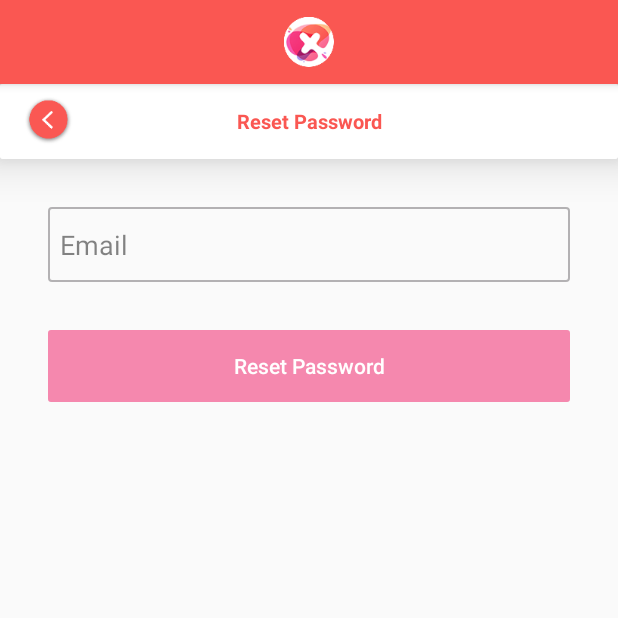
After one commit to candakzi/ixirusAndroid, an Android app: the ForgotPasswordActivity screen opened directly, with no data from a screen before it, on a phone screen of 412 x 824 dp, the top half of it. The commit adds this screen. Run offline under Robolectric (Android 15) with nearby library versions, the phone set to English and light mode, and no system bars; our stand-ins replace Volley; network calls fail.

Commit message:
Dev Plan Edit--- Forgot Pass

```diff
--- a/app/src/main/AndroidManifest.xml
+++ b/app/src/main/AndroidManifest.xml
@@ -12,7 +12,8 @@
         android:roundIcon="@mipmap/ixirus_logo"
         android:supportsRtl="true"
         android:theme="@style/AppTheme">
-        <activity android:name=".ui.Settings.SettingsActivity"></activity>
+        <activity android:name=".ui.ForgotPasswordActivity"></activity>
+        <activity android:name=".ui.Settings.SettingsActivity" />
         <activity android:name=".ui.Disc.DiscInviteActivity" />
 
         <service
--- /dev/null
+++ b/app/src/main/java/com/example/ixirus/ui/ForgotPasswordActivity.java
@@ -0,0 +1,190 @@
+package com.example.ixirus.ui;
+
+import androidx.appcompat.app.ActionBar;
+import androidx.appcompat.app.AlertDialog;
+import androidx.appcompat.app.AppCompatActivity;
+import androidx.core.content.ContextCompat;
+
+import android.content.DialogInterface;
+import android.content.Intent;
+import android.os.Bundle;
+import android.text.Editable;
+import android.text.TextWatcher;
+import android.util.DisplayMetrics;
+import android.view.Display;
+import android.view.View;
+import android.widget.Button;
+import android.widget.EditText;
+import android.widget.ImageView;
+import android.widget.LinearLayout;
+import android.widget.TextView;
+import android.widget.Toast;
+
+import com.android.volley.AuthFailureError;
+import com.android.volley.NetworkError;
+import com.android.volley.NoConnectionError;
+import com.android.volley.ParseError;
+import com.android.volley.Request;
+import com.android.volley.RequestQueue;
+import com.android.volley.Response;
+import com.android.volley.ServerError;
+import com.android.volley.TimeoutError;
+import com.android.volley.VolleyError;
+import com.android.volley.toolbox.StringRequest;
+import com.android.volley.toolbox.Volley;
+import com.example.ixirus.LanguageHelper;
+import com.example.ixirus.R;
+import com.example.ixirus.ui.Settings.SettingsActivity;
+
+import java.util.HashMap;
+import java.util.Map;
+import java.util.regex.Matcher;
+import java.util.regex.Pattern;
+
+public class ForgotPasswordActivity extends AppCompatActivity implements TextWatcher {
+    private EditText emailEdit;
+    private Button resetPassButton;
+
+    @Override
+    protected void onCreate(Bundle savedInstanceState) {
+        super.onCreate(savedInstanceState);
+        setContentView(R.layout.activity_forgot_password);
+        final TextView tv = (TextView) findViewById(R.id.textView2);
+        ImageView imageView = findViewById(R.id.buttonBack);
+
+        emailEdit = findViewById(R.id.editTextEmail);
+        emailEdit.addTextChangedListener(this);
+
+        resetPassButton = findViewById(R.id.button);
+
+        getSupportActionBar().setHomeButtonEnabled(true);
+        getSupportActionBar().setDisplayHomeAsUpEnabled(true);
+        ImageView imgView = new ImageView(this);
+        imgView.setLayoutParams(new LinearLayout.LayoutParams(LinearLayout.LayoutParams.FILL_PARENT, LinearLayout.LayoutParams.WRAP_CONTENT));
+        imgView.setImageResource(R.mipmap.ixirus_logo);
+        getSupportActionBar().setDisplayOptions(ActionBar.DISPLAY_SHOW_CUSTOM);
+        getSupportActionBar().setCustomView(imgView);
+
+        Display display = getWindowManager().getDefaultDisplay();
+        DisplayMetrics outMetrics = new DisplayMetrics();
+        display.getMetrics(outMetrics);
+        float density = getResources().getDisplayMetrics().density;
+
+        tv.setTextSize(9 * density);
+
+        imageView.setOnClickListener(new View.OnClickListener() {
+            @Override
+            public void onClick(View v) {
+                onBackPressed();
+            }
+        });
+
+        resetPassButton.setOnClickListener(new View.OnClickListener() {
+            @Override
+            public void onClick(View v) {
+                String email = emailEdit.getText().toString().trim();
+                StringRequest jsonObjRequest = new StringRequest(Request.Method.GET, "https://ixirus.azurewebsites.net/api/auth/forgotpasswithemail?email="+email, new Response.Listener<String>() {
+                    @Override
+                    public void onResponse(String response) {
+                        AlertDialog.Builder builder = new AlertDialog.Builder(ForgotPasswordActivity.this);
+                        builder.setTitle(getString(R.string.forgot_pass_title));
+                        builder.setMessage(getString(R.string.forgot_pass_body))
+                                .setCancelable(false)
+                                .setPositiveButton("OK", new DialogInterface.OnClickListener() {
+                                    public void onClick(DialogInterface dialog, int id) {
+                                        dialog.cancel();
+                                    }
+                                });
+                        AlertDialog alert = builder.create();
+                        alert.show();
+                    }
+                }, new Response.ErrorListener() {
+
+                    @Override
+                    public void onErrorResponse(VolleyError error) {
+                        if (error instanceof NetworkError) {
+                            Toast.makeText(getBaseContext(), getResources().getString(R.string.network_error), Toast.LENGTH_SHORT).show();
+                        } else if (error instanceof ServerError) {
+                            Toast.makeText(getBaseContext(), getResources().getString(R.string.server_error), Toast.LENGTH_SHORT).show();
+                        } else if (error instanceof ParseError) {
+                            Toast.makeText(getBaseContext(), getResources().getString(R.string.parse_error), Toast.LENGTH_SHORT).show();
+                        } else if (error instanceof NoConnectionError) {
+                            Toast.makeText(getBaseContext(), getResources().getString(R.string.server_error), Toast.LENGTH_SHORT).show();
+                        } else if (error instanceof TimeoutError) {
+                            Toast.makeText(getBaseContext(), getResources().getString(R.string.timeout_error), Toast.LENGTH_SHORT).show();
+                        } else if (error.networkResponse.statusCode == 401) {
+                            Intent intent = new Intent(getBaseContext(), BaseScreenActivity.class);
+                            startActivity(intent);
+                        } else {
+                            Toast.makeText(getBaseContext(), getResources().getString(R.string.click_list_ico), Toast.LENGTH_SHORT).show();
+                        }
+                    }
+                }) {
+                    @Override
+                    public Map<String, String> getHeaders() throws AuthFailureError {
+                        Map<String, String> headers = new HashMap<>();
+                        headers.put("langType", new LanguageHelper().getLanguage());
+                        return headers;
+                    }
+                };
+
+                RequestQueue queue = Volley.newRequestQueue(getBaseContext());
+                queue.add(jsonObjRequest);
+            }
+        });
+    }
+
+    @Override
+    public void beforeTextChanged(CharSequence s, int start, int count, int after) {
+
+    }
+
+    @Override
+    public void onTextChanged(CharSequence s, int start, int before, int count) {
+
+    }
+
+    @Override
+    public void afterTextChanged(Editable s) {
+        if (s == emailEdit.getEditableText()) {
+            if (!isEmailValid(s.toString())) {
+                emailEdit.setBackground(ContextCompat.getDrawable(getBaseContext(), R.drawable.sign_up_text_background_error));
+                getStatusOfButton();
+            } else {
+                emailEdit.setBackground(ContextCompat.getDrawable(getBaseContext(), R.drawable.forgot_pass_edittext));
+                getStatusOfButton();
+            }
+        }
+    }
+
+    private void getStatusOfButton() {
+        if (!isEmailValid(emailEdit.getText().toString().trim())) {
+            resetPassButton.setBackgroundResource(R.drawable.rounded_corner_button_sign_up_error);
+            resetPassButton.setEnabled(false);
+        } else {
+            resetPassButton.setBackgroundResource(R.drawable.rounded_corner_button_sign_up);
+            resetPassButton.setEnabled(true);
+        }
+    }
+
+
+    public boolean isEmailValid(String email) {
+        String regExpn =
+                "^(([\\w-]+\\.)+[\\w-]+|([a-zA-Z]{1}|[\\w-]{2,}))@"
+                        + "((([0-1]?[0-9]{1,2}|25[0-5]|2[0-4][0-9])\\.([0-1]?"
+                        + "[0-9]{1,2}|25[0-5]|2[0-4][0-9])\\."
+                        + "([0-1]?[0-9]{1,2}|25[0-5]|2[0-4][0-9])\\.([0-1]?"
+                        + "[0-9]{1,2}|25[0-5]|2[0-4][0-9])){1}|"
+                        + "([a-zA-Z]+[\\w-]+\\.)+[a-zA-Z]{2,4})$";
+
+        CharSequence inputStr = email;
+
+        Pattern pattern = Pattern.compile(regExpn, Pattern.CASE_INSENSITIVE);
+        Matcher matcher = pattern.matcher(inputStr);
+
+        if (matcher.matches())
+            return true;
+        else
+            return false;
+    }
+}
--- /dev/null
+++ b/app/src/main/res/drawable/forgot_pass_edittext.xml
@@ -0,0 +1,16 @@
+<?xml version="1.0" encoding="utf-8"?>
+<shape xmlns:android="http://schemas.android.com/apk/res/android" >
+    <stroke
+        android:width="1dp"
+        android:color="@color/button_grey" />
+
+    <solid android:color="@android:color/transparent" />
+
+    <padding
+        android:left="1dp"
+        android:right="1dp"
+        android:bottom="1dp"
+        android:top="1dp" />
+
+    <corners android:radius="2dp" />
+</shape>
--- /dev/null
+++ b/app/src/main/res/drawable/rounded_corner_button_sign_up_error.xml
@@ -0,0 +1,16 @@
+<?xml version="1.0" encoding="utf-8"?>
+<shape xmlns:android="http://schemas.android.com/apk/res/android" >
+    <stroke
+        android:width="1dp"
+        android:color="@color/sign_up_error_button_color" />
+
+    <solid android:color="@color/sign_up_error_button_color" />
+
+    <padding
+        android:left="1dp"
+        android:right="1dp"
+        android:bottom="1dp"
+        android:top="1dp" />
+
+    <corners android:radius="1dp" />
+</shape>
--- /dev/null
+++ b/app/src/main/res/layout/activity_forgot_password.xml
@@ -0,0 +1,87 @@
+<?xml version="1.0" encoding="utf-8"?>
+<androidx.constraintlayout.widget.ConstraintLayout xmlns:android="http://schemas.android.com/apk/res/android"
+    android:id="@+id/rootView"
+    xmlns:app="http://schemas.android.com/apk/res-auto"
+    xmlns:tools="http://schemas.android.com/tools"
+    android:layout_width="match_parent"
+    android:layout_height="match_parent"
+    tools:context=".ui.ForgotPasswordActivity">
+
+    <androidx.cardview.widget.CardView
+        android:id="@+id/cardView"
+        android:layout_width="match_parent"
+        android:layout_height="50dp"
+        android:elevation="15dp"
+        android:translationZ="15dp"
+        app:layout_constraintEnd_toEndOf="parent"
+        app:layout_constraintStart_toStartOf="parent"
+        app:layout_constraintTop_toTopOf="parent">
+
+        <TextView
+            android:id="@+id/textView2"
+            android:layout_width="fill_parent"
+            android:layout_height="match_parent"
+            android:background="@android:color/white"
+            android:gravity="center"
+            android:text="@string/reset_password"
+            android:textColor="@color/colorPrimary"
+            android:textSize="@dimen/create_dev_plan_size"
+
+            android:textStyle="bold"
+            app:layout_constraintBottom_toTopOf="@+id/listView"
+            app:layout_constraintEnd_toStartOf="@+id/listView"
+            app:layout_constraintStart_toStartOf="parent"
+            app:layout_constraintTop_toTopOf="parent"
+
+            />
+
+        <androidx.appcompat.widget.AppCompatImageView
+            android:id="@+id/buttonBack"
+            android:layout_width="wrap_content"
+            android:layout_height="wrap_content"
+            android:layout_gravity="center_vertical|start"
+            android:layout_marginStart="16dp"
+            android:src="@mipmap/back_arrow"
+            app:layout_constraintEnd_toEndOf="parent"
+            app:layout_constraintStart_toStartOf="parent" />
+
+    </androidx.cardview.widget.CardView>
+
+
+    <EditText
+        android:id="@+id/editTextEmail"
+        android:layout_width="match_parent"
+        android:layout_height="50dp"
+        android:layout_marginStart="32dp"
+        android:layout_marginTop="32dp"
+        android:layout_marginEnd="32dp"
+        android:alpha="0.8"
+        android:ems="10"
+        android:background="@drawable/forgot_pass_edittext"
+        android:hint="@string/user_name_hint"
+        android:inputType="textEmailAddress"
+        android:paddingStart="8dp"
+        android:paddingEnd="8dp"
+        app:layout_constraintEnd_toEndOf="parent"
+        app:layout_constraintStart_toStartOf="parent"
+        app:layout_constraintTop_toBottomOf="@+id/cardView" />
+
+
+    <Button
+        android:id="@+id/button"
+        android:layout_width="0dp"
+        android:layout_height="wrap_content"
+        android:layout_marginLeft="32dp"
+        android:layout_marginTop="32dp"
+        android:layout_marginRight="32dp"
+        android:text="@string/reset_password"
+        android:background="@drawable/rounded_corner_button_sign_up_error"
+        android:enabled="false"
+        android:textAllCaps="false"
+        android:textColor="@android:color/white"
+        app:layout_constraintLeft_toLeftOf="parent"
+        app:layout_constraintRight_toRightOf="parent"
+        app:layout_constraintTop_toBottomOf="@+id/editTextEmail" />
+
+
+</androidx.constraintlayout.widget.ConstraintLayout>
--- a/app/src/main/res/values/colors.xml
+++ b/app/src/main/res/values/colors.xml
@@ -10,6 +10,8 @@
     <color name="dev_plan_button">#EBEBEB</color>
     <color name="sign_in_button_color">#2F2063</color>
     <color name="sign_up_button_color">#C6205E</color>
+    <color name="sign_up_error_button_color">#F588AE</color>
+
     <color name="list_color">#DFE5ED</color>
     <color name="color_question">#5C5C5C</color>
     <color name ="purple_color">#565799</color>
--- a/app/src/main/res/values/strings.xml
+++ b/app/src/main/res/values/strings.xml
@@ -175,6 +175,8 @@
     <string name="logout">Logout</string>
     <string name="forgot_pass_title">Operation successful</string>
     <string name="forgot_pass_body">Password change request has been received. Please follow instructions on the e-mail we sent.</string>
+    <string name="forgot_pass">Forgot password?</string>
+    <string name="reset_password">Reset Password</string>
 
 
 </resources>
```
Also changed, not shown: app/src/main/java/com/example/ixirus/ui/LoginActivity.java (+11 -0 lines), app/src/main/res/layout/activity_login.xml (+19 -3 lines), 2 other files.
